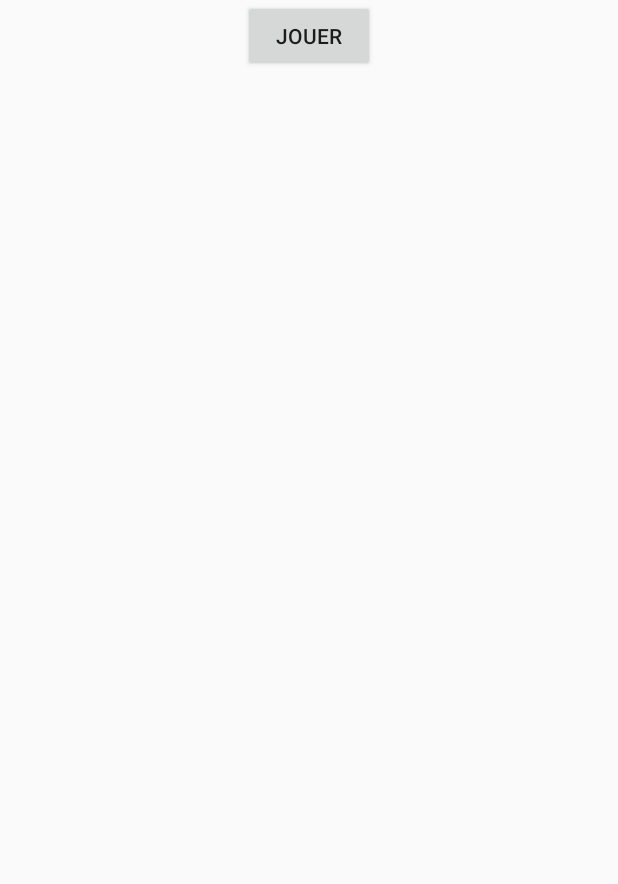
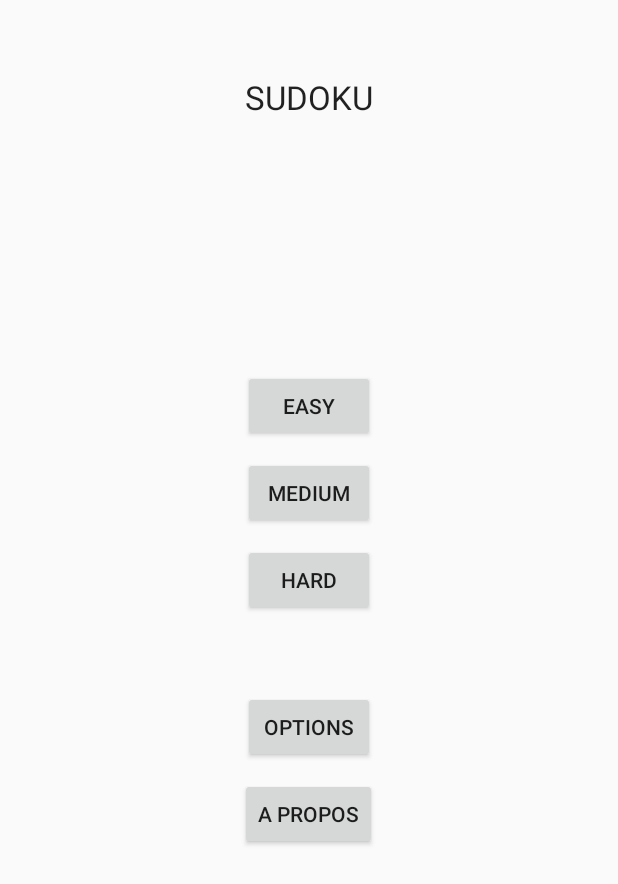
Before and after one commit to Royalxm/Android_sudoku, an Android app: the screen it shows after launch (MenuActivity), on a phone screen of 412 x 824 dp. Shown: the top 884 px of the screen. Run offline under Robolectric (Android 15) with nearby library versions, the phone set to English and light mode, and no system bars.

Commit message:
Sudoku fonctionnel. Reste ajout timer

```diff
--- a/app/src/main/java/com/sudoku/p8/MenuActivity.java
+++ b/app/src/main/java/com/sudoku/p8/MenuActivity.java
@@ -9,19 +9,44 @@ import android.widget.Button;
 
 public class MenuActivity extends Activity {
 
-    Button jouer;
+    Button reprendre, easy, medium, hard, options, about;
 
     @Override
     protected void onCreate(Bundle savedInstanceState) {
         super.onCreate(savedInstanceState);
         setContentView(R.layout.activity_menu);
 
-        jouer = (Button) findViewById(R.id.buttonJouer);
+        reprendre = (Button) findViewById(R.id.buttonReprendre);
+        easy = (Button) findViewById(R.id.buttonEasy);
+        medium = (Button) findViewById(R.id.buttonMedium);
+        hard = (Button) findViewById(R.id.buttonHard);
+        options = (Button) findViewById(R.id.buttonOptions);
+        about = (Button) findViewById(R.id.buttonAbout);
 
-        jouer.setOnClickListener(new View.OnClickListener() {
+
+        easy.setOnClickListener(new View.OnClickListener() {
             @Override
             public void onClick(View v) {
                 Intent intent = new Intent(MenuActivity.this, MainActivity.class);
+                intent.putExtra("difficulty", 2);
+                startActivity(intent);
+            }
+        });
+
+        medium.setOnClickListener(new View.OnClickListener() {
+            @Override
+            public void onClick(View v) {
+                Intent intent = new Intent(MenuActivity.this, MainActivity.class);
+                intent.putExtra("difficulty", 3);
+                startActivity(intent);
+            }
+        });
+
+        hard.setOnClickListener(new View.OnClickListener() {
+            @Override
+            public void onClick(View v) {
+                Intent intent = new Intent(MenuActivity.this, MainActivity.class);
+                intent.putExtra("difficulty", 5);
                 startActivity(intent);
             }
         });
--- a/app/src/main/res/layout/activity_menu.xml
+++ b/app/src/main/res/layout/activity_menu.xml
@@ -1,14 +1,73 @@
 <?xml version="1.0" encoding="utf-8"?>
-<LinearLayout xmlns:android="http://schemas.android.com/apk/res/android"
+<FrameLayout xmlns:android="http://schemas.android.com/apk/res/android"
     xmlns:tools="http://schemas.android.com/tools" android:layout_width="match_parent"
-    android:orientation="vertical"
     android:layout_height="match_parent" tools:context="com.sudoku.p8.MenuActivity">
 
 
-    <Button
+    <TextView
         android:layout_width="wrap_content"
         android:layout_height="wrap_content"
-        android:text="Jouer"
-        android:id="@+id/buttonJouer"
-        android:layout_gravity="center_horizontal" />
-</LinearLayout>
+        android:textAppearance="?android:attr/textAppearanceLarge"
+        android:text="SUDOKU"
+        android:id="@+id/textView"
+        android:layout_marginTop="50dp"
+        android:layout_gravity="center_horizontal|top" />
+
+    <LinearLayout
+        android:orientation="vertical"
+        android:layout_width="match_parent"
+        android:layout_height="wrap_content"
+        android:layout_gravity="center_vertical">
+
+
+        <Button
+            android:layout_width="wrap_content"
+            android:layout_height="wrap_content"
+            android:text="Reprendre"
+            android:id="@+id/buttonReprendre"
+            android:layout_marginBottom="10dp"
+            android:visibility="gone"
+            android:layout_gravity="center_horizontal" />
+        <Button
+            android:layout_width="wrap_content"
+            android:layout_height="wrap_content"
+            android:text="Easy"
+            android:id="@+id/buttonEasy"
+            android:layout_marginBottom="10dp"
+            android:layout_gravity="center_horizontal" />
+        <Button
+            android:layout_width="wrap_content"
+            android:layout_height="wrap_content"
+            android:text="Medium"
+            android:id="@+id/buttonMedium"
+            android:layout_marginBottom="10dp"
+            android:layout_gravity="center_horizontal" />
+
+        <Button
+            android:layout_width="wrap_content"
+            android:layout_height="wrap_content"
+            android:text="Hard"
+            android:id="@+id/buttonHard"
+            android:layout_marginBottom="50dp"
+            android:layout_gravity="center_horizontal" />
+
+        <Button
+            android:layout_width="wrap_content"
+            android:layout_height="wrap_content"
+            android:text="Options"
+            android:id="@+id/buttonOptions"
+            android:layout_marginBottom="10dp"
+            android:layout_gravity="center_horizontal" />
+
+        <Button
+            android:layout_width="wrap_content"
+            android:layout_height="wrap_content"
+            android:text="A propos"
+            android:id="@+id/buttonAbout"
+            android:layout_marginBottom="10dp"
+            android:layout_gravity="center_horizontal" />
+
+
+    </LinearLayout>
+
+</FrameLayout>
--- /dev/null
+++ b/app/src/main/res/layout/chrono.xml
@@ -0,0 +1,6 @@
+<?xml version="1.0" encoding="utf-8"?>
+<Chronometer xmlns:android="http://schemas.android.com/apk/res/android"
+    android:id="@+id/chrono"
+    android:orientation="vertical" android:layout_width="match_parent"
+    android:layout_height="match_parent">
+</Chronometer>
```
Also changed, not shown: app/src/main/java/com/sudoku/p8/MainActivity.java (+38 -0 lines), app/src/main/java/com/sudoku/p8/SudokuGame.java (+78 -46 lines), app/src/main/java/com/sudoku/p8/SudokuView.java (+18 -3 lines), app/src/main/res/menu/menu.xml (added, +8 -0 lines), app/src/main/res/values/styles.xml (+7 -0 lines).
